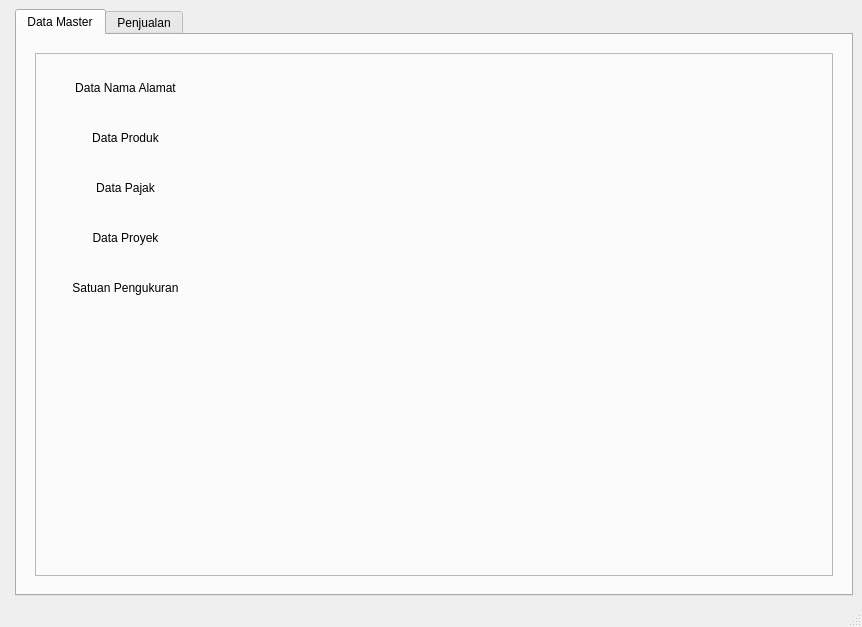
Qt form GUI.ui (fnugrahendi/petuk.corp) before a commit.
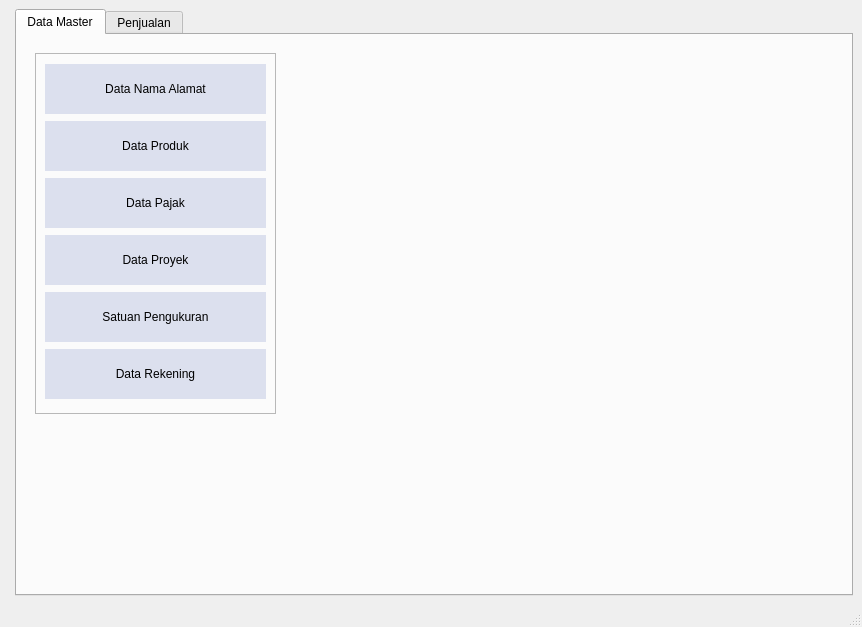
The same form after that commit. The open tabs and pages were chosen to show the change. Icons and pictures are not drawn.

Commit message: reclean Ui, add Clear layout, add clear grid, add _fromUtf8

Patch:
```diff
--- a/GUI.ui
+++ b/GUI.ui
@@ -51,36 +51,28 @@
           <item>
            <widget class="QStackedWidget" name="st_DataMaster">
             <property name="currentIndex">
-             <number>6</number>
-            </property>
-            <widget class="QWidget" name="st_DataMaster_Menu">
-             <layout class="QGridLayout" name="igr_DataMaster_Menu">
-              <item row="0" column="4">
-               <layout class="QHBoxLayout" name="hl_DataMaster_Menu_LayoutLeft">
-                <item>
-                 <widget class="QFrame" name="fr_DataMaster_Menu_FrameLeft">
-                  <property name="styleSheet">
-                   <string notr="true">QPushButton{height:50px;border-radius:0px;}</string>
-                  </property>
-                  <property name="frameShape">
-                   <enum>QFrame::StyledPanel</enum>
-                  </property>
-                  <property name="frameShadow">
-                   <enum>QFrame::Raised</enum>
-                  </property>
-                  <widget class="QWidget" name="verticalLayoutWidget">
-                   <property name="geometry">
-                    <rect>
-                     <x>0</x>
-                     <y>10</y>
-                     <width>181</width>
-                     <height>252</height>
-                    </rect>
-                   </property>
-                   <layout class="QVBoxLayout" name="vl_DataMaster_Menu_MenuLayout">
-                    <property name="spacing">
                      <number>0</number>
                     </property>
+            <widget class="QWidget" name="st_DataMaster_Menu">
+             <widget class="QFrame" name="fr_DataMaster_Menu">
+              <property name="geometry">
+               <rect>
+                <x>9</x>
+                <y>9</y>
+                <width>241</width>
+                <height>361</height>
+               </rect>
+              </property>
+              <property name="styleSheet">
+               <string notr="true">QPushButton{height:50px;border-radius:0px;background:rgb(220, 224, 238);}</string>
+              </property>
+              <property name="frameShape">
+               <enum>QFrame::StyledPanel</enum>
+              </property>
+              <property name="frameShadow">
+               <enum>QFrame::Raised</enum>
+              </property>
+              <layout class="QVBoxLayout" name="ivl_DataMaster_Menu">
                     <item>
                      <widget class="QPushButton" name="tb_DataMaster_DataNamaAlamat">
                       <property name="styleSheet">
@@ -119,16 +111,15 @@
                       </property>
                      </widget>
                     </item>
-                   </layout>
-                  </widget>
-                 </widget>
-                </item>
-               </layout>
-              </item>
-              <item row="0" column="5">
-               <layout class="QHBoxLayout" name="hl_DataMaster_Menu_LayoutRight"/>
-              </item>
-             </layout>
+               <item>
+                <widget class="QPushButton" name="tb_DataMaster_DataRekening">
+                 <property name="text">
+                  <string>Data Rekening</string>
+                 </property>
+                </widget>
+               </item>
+              </layout>
+             </widget>
             </widget>
             <widget class="QWidget" name="st_DataMaster_DataCommon">
              <layout class="QVBoxLayout" name="ivl_DataMaster_DataCommon">
```
Left out of the diff: 6 changed lines with no effect on the pictures. Lines whose indentation alone changed are shown as unchanged. The commit also changes 1 other file.
